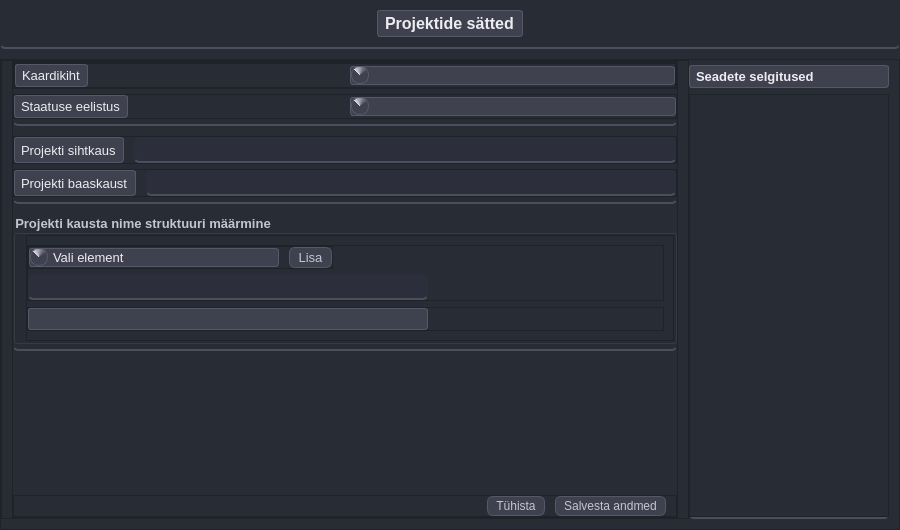
This is mailabl-qgis/config/confWidgets/ProjectSetup.ui in TuloliKalver/mailabl-qgis as Qt 5 draws it before an edit. The edited form follows.
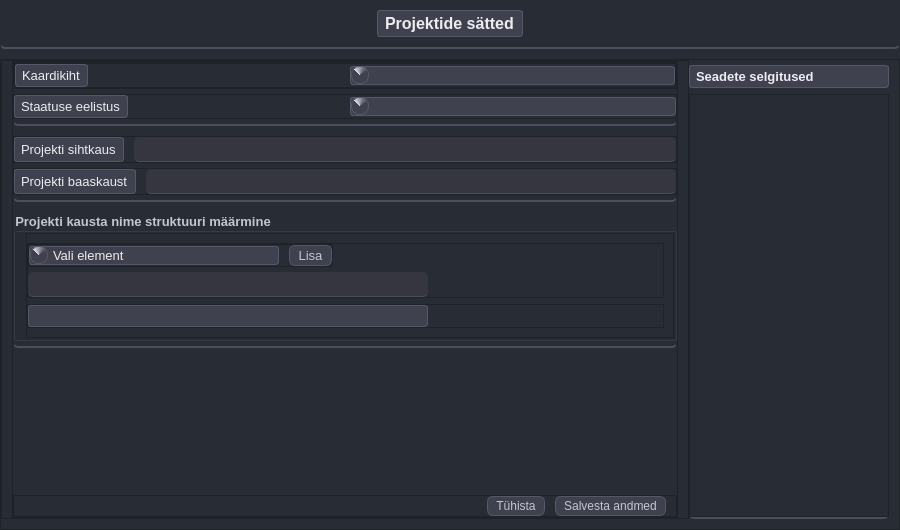
This is the edited form. Icons and pictures are not drawn.

Commit message: QLineEdit better visibility

The edit to the form file:
```diff
--- a/mailabl-qgis/config/confWidgets/ProjectSetup.ui
+++ b/mailabl-qgis/config/confWidgets/ProjectSetup.ui
@@ -130,9 +130,9 @@
 }
 
 QLineEdit {
-    background-color: #2d2e3b;  /* Slightly darker background color */
+    background-color: #35363f;  /* Lighter background color */
     color: #ececf1;
-    border: 2px solid #4d4d5b;  /* Thicker border with a different color */
+    border: 1px solid #4d4d5b;  /* Thinner border with a different color */
     border-radius: 5px;
     padding: 4px;
 }
```
Left out of the diff: 2 changed lines with no effect on the pictures. The commit also changes 1 other file.
